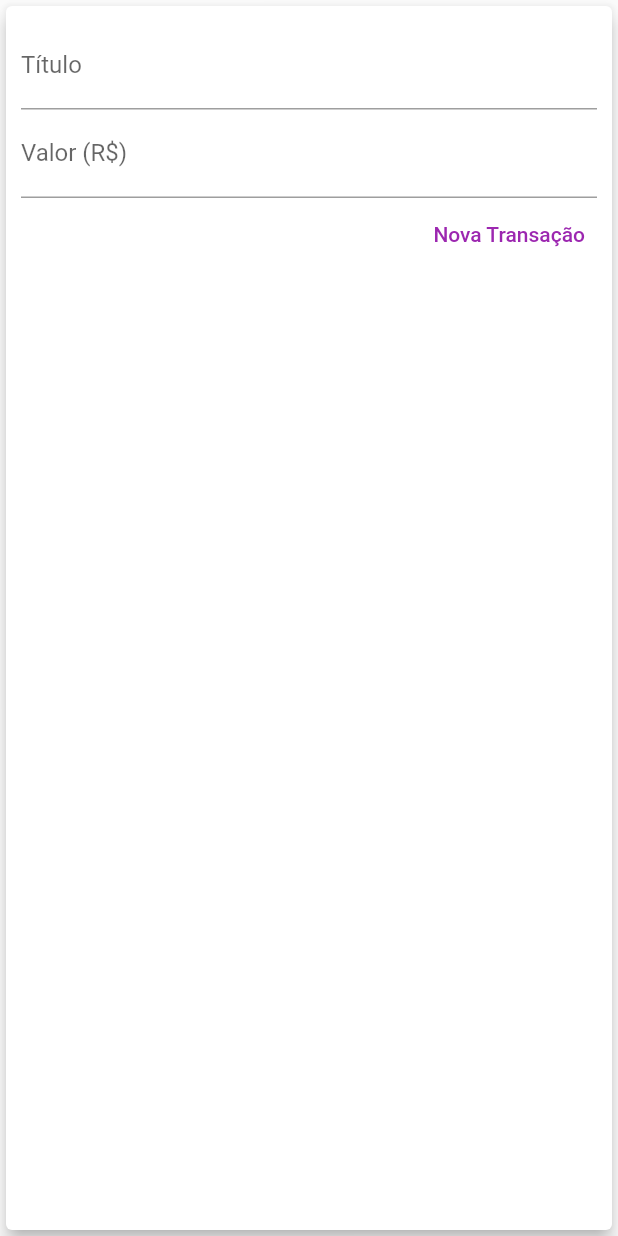
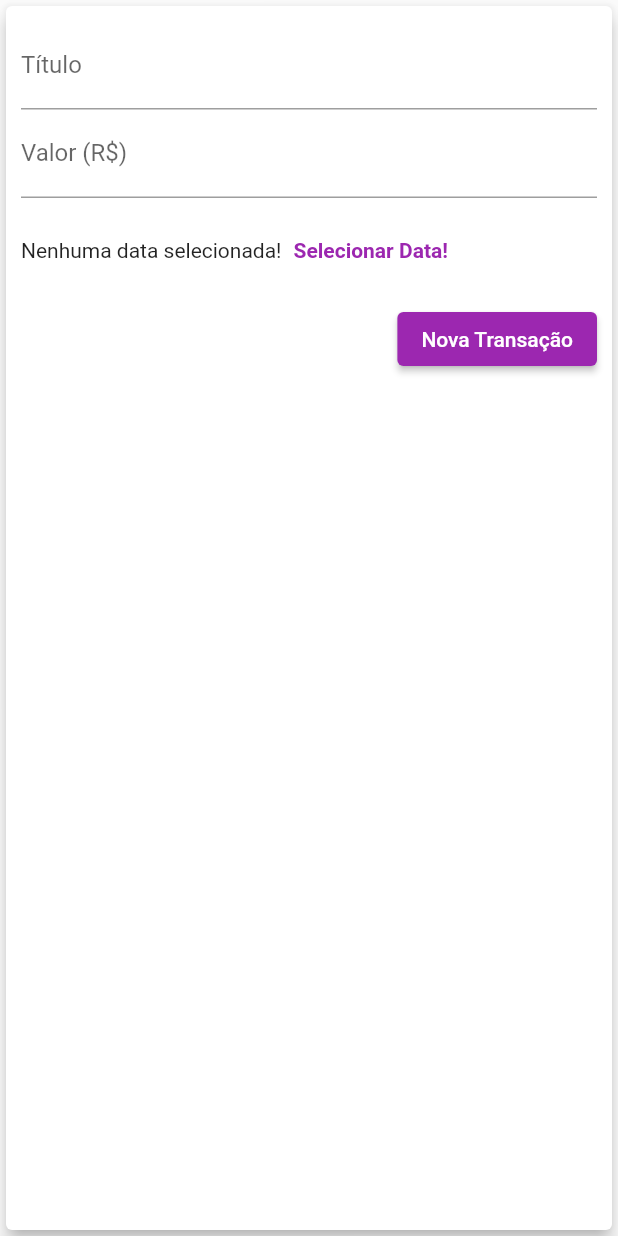
Before and after one commit to Kaio-Goes/expenses, a Flutter app: the TransactionForm widget shown alone on an empty page, opened directly, on a phone screen of 412 x 824 dp. Run offline on Flutter 3.47's test engine with Material 2 defaults, Android fonts, the phone set to English and light mode, and no system bars.

Commit message:
feature button datepicker

```diff
--- a/lib/components/transaction_form.dart
+++ b/lib/components/transaction_form.dart
@@ -50,13 +50,25 @@ class _TransactionFormState extends State<TransactionForm> {
               labelText: 'Valor (R\$)',
             ),
           ),
+          Container(
+            height: 70,
+            child: Row(children: [
+              const Text('Nenhuma data selecionada!'),
+              TextButton(
+                onPressed: () {},
+                child: const Text(
+                  'Selecionar Data!',
+                  style: TextStyle(fontWeight: FontWeight.bold),
+                ),
+              )
+            ]),
+          ),
           Row(
             mainAxisAlignment: MainAxisAlignment.end,
             children: [
-              TextButton(
+              ElevatedButton(
                 child: const Text(
                   'Nova Transação',
-                  style: TextStyle(color: Colors.purple),
                 ),
                 onPressed: () {
                   sumbmitForm();
```
